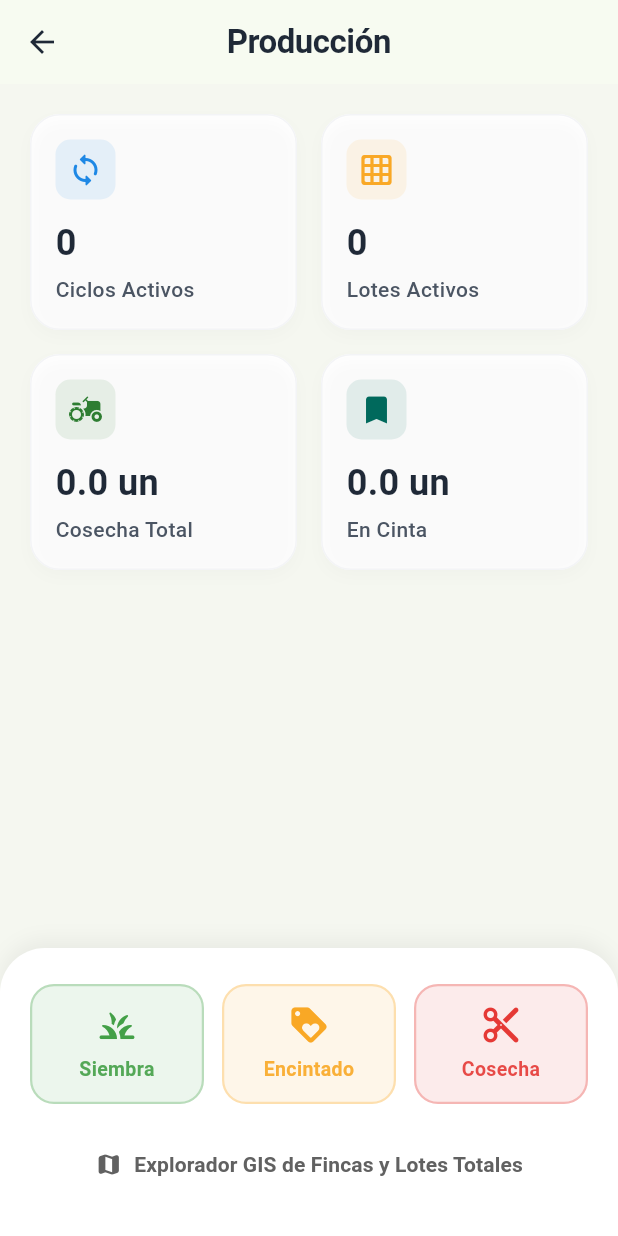
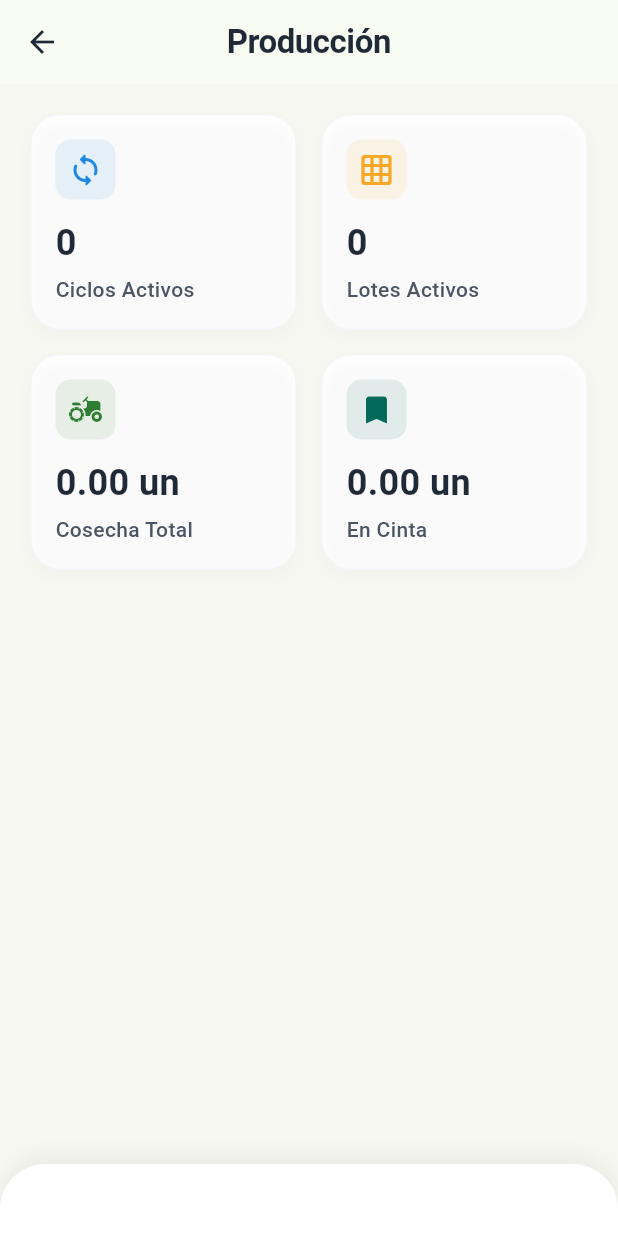
Before and after one commit to BrayanO523/TracePlant, a Flutter app: the ProduccionDashboardScreen screen opened directly with empty values, on a phone screen of 412 x 824 dp. Run offline on Flutter 3.47's test engine with Material 3 defaults, Android fonts, the light colour scheme and no system bars; our stand-ins replace cloud_firestore, dropdown_search, equatable, firebase_auth, firebase_core, fl_chart and 8 more; missing offline and left inert: flex_color_picker; accounts and stored records are empty; generated files the repository leaves out were written again.

Commit message:
refactor(produccion): actualización de widgets y vistas del dashboard de producción

```diff
--- a/lib/features/produccion/presentation/views/lote_history_screen.dart
+++ b/lib/features/produccion/presentation/views/lote_history_screen.dart
@@ -6,6 +6,7 @@ import '../../../../app/theme/app_colors.dart';
 import '../../../../core/errors/result.dart';
 import '../../domain/entities/ciclo_produccion.dart';
 import 'ciclo_history_screen.dart';
+import '../../../../core/utils/formatters.dart';
 
 class LoteHistoryScreen extends ConsumerStatefulWidget {
   final String productoraId;
@@ -339,7 +340,7 @@ class _HistoryCard extends StatelessWidget {
                       ),
                       const SizedBox(width: 8),
                       Text(
-                        '${ciclo.cantidadCosecha?.toStringAsFixed(1)} Uds',
+                        '${AppFormatters.formatNumber(ciclo.cantidadCosecha)} Uds',
                         style: const TextStyle(
                           fontWeight: FontWeight.w600,
                           fontSize: 14,
--- a/lib/features/produccion/presentation/views/mapa_finca_screen.dart
+++ b/lib/features/produccion/presentation/views/mapa_finca_screen.dart
@@ -9,6 +9,7 @@ import '../../../administracion/presentation/providers/administracion_provider.d
 import '../../domain/entities/ciclo_produccion.dart';
 import '../../domain/entities/produccion_enums.dart';
 import '../consultas/viewmodels/consultas_notifier.dart';
+import '../../../../../core/utils/formatters.dart';
 
 /// Mapa Termográfico GIS.
 /// Pinta los lotes con polígonos de colores según su estado de producción.
@@ -385,7 +386,7 @@ class MapaFincaScreen extends ConsumerWidget {
                   _InfoChip(
                     icon: Icons.straighten_rounded,
                     label: 'Área',
-                    value: '${lote.area} m²',
+                    value: '${AppFormatters.formatNumber(lote.area)} m²',
                   ),
                   const SizedBox(width: 12),
                   _InfoChip(
@@ -412,7 +413,7 @@ class MapaFincaScreen extends ConsumerWidget {
                       _InfoChip(
                         icon: Icons.confirmation_number_rounded,
                         label: 'Encintados',
-                        value: '${ciclo.encintados.length}',
+                        value: AppFormatters.formatInt(ciclo.encintados.length),
                       ),
                   ],
                 ),
--- a/lib/features/produccion/presentation/views/produccion_dashboard_screen.dart
+++ b/lib/features/produccion/presentation/views/produccion_dashboard_screen.dart
@@ -8,6 +8,7 @@ import '../consultas/views/cosechas_pendientes_screen.dart';
 import '../consultas/views/proyeccion_cosecha_screen.dart';
 import '../../domain/entities/tipo_accion_produccion.dart';
 import 'tareas/accion_produccion_screen.dart';
+import '../../../../core/utils/formatters.dart';
 
 class ProduccionDashboardScreen extends ConsumerStatefulWidget {
   final String productoraId;
@@ -66,14 +67,15 @@ class _ProduccionDashboardScreenState
 
   @override
   Widget build(BuildContext context) {
-    final canViewConsultas =
-        ref
+    final permissions = ref
         .watch(currentUserStreamProvider)
         .value
-            ?.effectivePermissions
-            .consultas
-            .ver ??
-        false;
+        ?.effectivePermissions;
+    final canViewConsultas = permissions?.consultas.ver ?? false;
+    final canCreateSiembra = permissions?.siembra.crear ?? false;
+    final canCreateEncintado = permissions?.encintado.crear ?? false;
+    final canCreateCosecha = permissions?.cosecha.crear ?? false;
+    final canViewFincas = permissions?.fincas.ver ?? false;
 
     return Scaffold(
       backgroundColor: AppColors.background,
@@ -122,6 +124,7 @@ class _ProduccionDashboardScreenState
                 children: [
                   Row(
                     children: [
+                      if (canCreateSiembra)
                         Expanded(
                           child: _buildTaskBtn(
                             context,
@@ -131,7 +134,10 @@ class _ProduccionDashboardScreenState
                             TipoAccionProduccion.siembra,
                           ),
                         ),
+                      if (canCreateSiembra &&
+                          (canCreateEncintado || canCreateCosecha))
                         const SizedBox(width: 12),
+                      if (canCreateEncintado)
                         Expanded(
                           child: _buildTaskBtn(
                             context,
@@ -141,7 +147,9 @@ class _ProduccionDashboardScreenState
                             TipoAccionProduccion.encintado,
                           ),
                         ),
+                      if (canCreateEncintado && canCreateCosecha)
                         const SizedBox(width: 12),
+                      if (canCreateCosecha)
                         Expanded(
                           child: _buildTaskBtn(
                             context,
@@ -153,8 +161,8 @@ class _ProduccionDashboardScreenState
                         ),
                     ],
                   ),
+                  if (canViewFincas) ...[
                     const SizedBox(height: 16),
-
                     // Botón Administrativo Segundario
                     SizedBox(
                       width: double.infinity,
@@ -181,6 +189,7 @@ class _ProduccionDashboardScreenState
                         ),
                       ),
                     ),
+                  ],
                 ],
               ),
             ),
@@ -273,7 +282,7 @@ class _StatsGrid extends StatelessWidget {
               icon: Icons.loop_rounded,
               color: AppColors.info,
               label: 'Ciclos Activos',
-              value: stats['ciclosActivos'].toString(),
+              value: AppFormatters.formatInt(stats['ciclosActivos']),
               onTap: canViewConsultas
                   ? () => Navigator.push(
                       context,
@@ -290,7 +299,7 @@ class _StatsGrid extends StatelessWidget {
               icon: Icons.grid_on_rounded,
               color: AppColors.secondary,
               label: 'Lotes Activos',
-              value: stats['lotesActivos'].toString(),
+              value: AppFormatters.formatInt(stats['lotesActivos']),
               onTap: canViewConsultas
                   ? () => Navigator.push(
                       context,
@@ -307,7 +316,8 @@ class _StatsGrid extends StatelessWidget {
               icon: Icons.agriculture_rounded,
               color: AppColors.primary,
               label: 'Cosecha Total',
-              value: '${stats['volumenCosecha'].toStringAsFixed(1)} un',
+              value:
+                  '${AppFormatters.formatNumber(stats['volumenCosecha'])} un',
               onTap: canViewConsultas
                   ? () => Navigator.push(
                       context,
@@ -324,7 +334,8 @@ class _StatsGrid extends StatelessWidget {
               icon: Icons.bookmark_rounded,
               color: AppColors.accent,
               label: 'En Cinta',
-              value: '${stats['volumenEncintado'].toStringAsFixed(1)} un',
+              value:
+                  '${AppFormatters.formatNumber(stats['volumenEncintado'])} un',
               onTap: canViewConsultas
                   ? () => Navigator.push(
                       context,
--- a/lib/features/produccion/presentation/views/produccion_fincas_screen.dart
+++ b/lib/features/produccion/presentation/views/produccion_fincas_screen.dart
@@ -3,6 +3,7 @@ import 'package:flutter_riverpod/flutter_riverpod.dart';
 import '../../../../app/theme/app_colors.dart';
 import '../viewmodels/production_fincas_notifier.dart';
 import 'produccion_lotes_screen.dart';
+import '../../../../core/utils/formatters.dart';
 
 class ProduccionFincasScreen extends ConsumerWidget {
   final String productoraId;
@@ -128,7 +129,7 @@ class ProduccionFincasScreen extends ConsumerWidget {
                                 ),
                                 const SizedBox(height: 4),
                                 Text(
-                                  '${finca.ubicacion} • ${finca.areaTotal.toStringAsFixed(2)} mz',
+                                  '${finca.ubicacion} • ${AppFormatters.formatNumber(finca.areaTotal)} mz',
                                   style: const TextStyle(
                                     fontSize: 13,
                                     color: AppColors.textSecondary,
--- a/lib/features/produccion/presentation/views/selectors/selector_lote_siembra_screen.dart
+++ b/lib/features/produccion/presentation/views/selectors/selector_lote_siembra_screen.dart
@@ -9,6 +9,7 @@ import '../../../domain/entities/lote.dart';
 import '../../../domain/entities/produccion_enums.dart';
 import '../ciclo_form_screen.dart';
 import 'selector_filter_modal.dart';
+import '../../../../../../core/utils/formatters.dart';
 
 // --- PROVEEDORES DE ESTADO LOCAL (BÚSQUEDA Y FILTROS) ---
 final slsSearchQueryProvider = StateProvider.autoDispose<String>((ref) => '');
@@ -264,7 +265,7 @@ class _SelectorLoteSiembraScreenState
                 child: Row(
                   children: [
                     Text(
-                      '${loteIds.length} lotes disponibles',
+                      '${AppFormatters.formatInt(loteIds.length)} lotes disponibles',
                       style: TextStyle(
                         color: Colors.grey.shade600,
                         fontWeight: FontWeight.bold,
@@ -379,7 +380,7 @@ class _LoteCard extends ConsumerWidget {
           style: const TextStyle(fontWeight: FontWeight.bold),
         ),
         subtitle: Text(
-          '$fincaNombre • ${loteModel.area} mz • ${loteModel.variedad}',
+          '$fincaNombre • ${AppFormatters.formatNumber(loteModel.area)} mz • ${loteModel.variedad}',
         ),
         trailing: const Icon(Icons.chevron_right_rounded),
       ),
--- a/lib/features/produccion/presentation/views/tareas/accion_produccion_screen.dart
+++ b/lib/features/produccion/presentation/views/tareas/accion_produccion_screen.dart
@@ -5,6 +5,7 @@ import '../../../domain/entities/tipo_accion_produccion.dart';
 import '../../viewmodels/accion_lotes_provider.dart';
 import '../../../domain/entities/produccion_enums.dart';
 import '../ciclo_form_screen.dart'; // importando ciclo_form_screen
+import '../../../../../core/utils/formatters.dart';
 
 class AccionProduccionScreen extends ConsumerStatefulWidget {
   final String productoraId;
@@ -157,7 +158,7 @@ class _AccionProduccionScreenState
                           borderRadius: BorderRadius.circular(10),
                         ),
                         child: Text(
-                          fa.count.toString(),
+                          AppFormatters.formatInt(fa.count),
                           style: TextStyle(
                             fontSize: 12,
                             fontWeight: FontWeight.bold,
--- a/lib/features/produccion/presentation/widgets/cohorte_card.dart
+++ b/lib/features/produccion/presentation/widgets/cohorte_card.dart
@@ -1,6 +1,7 @@
 import 'package:flutter/material.dart';
 import 'package:intl/intl.dart';
 import '../../domain/logic/encintado_cohortes_logic.dart'; // Importar los modelos
+import '../../../../core/utils/formatters.dart';
 
 class CohorteCard extends StatelessWidget {
   final CohorteResumen cohorte;
@@ -168,10 +169,9 @@ class CohorteCard extends StatelessWidget {
                               size: 16,
                               color: Colors.green,
                             ),
-                            const SizedBox(width: 6),
                             Flexible(
                               child: Text(
-                                '${cohorte.cantidadTotal} Racimos',
+                                '${AppFormatters.formatInt(cohorte.cantidadTotal)} Racimos',
                                 style: const TextStyle(
                                   fontSize: 13,
                                   fontWeight: FontWeight.bold,
--- a/lib/features/produccion/presentation/widgets/lote_card.dart
+++ b/lib/features/produccion/presentation/widgets/lote_card.dart
@@ -2,6 +2,7 @@ import 'package:flutter/material.dart';
 import '../../../../app/theme/app_colors.dart';
 import '../../domain/entities/lote.dart';
 import '../../domain/entities/produccion_enums.dart';
+import '../../../../core/utils/formatters.dart';
 
 /// Card de lote rediseñada para LISTA (Compacta/Horizontal).
 /// Maximiza el espacio y muestra la información clave en una fila.
@@ -64,7 +65,7 @@ class LoteCard extends StatelessWidget {
                     ),
                     const SizedBox(height: 2),
                     Text(
-                      '${lote.area.toStringAsFixed(1)} mz • ${lote.variedad}',
+                      '${AppFormatters.formatNumber(lote.area)} mz • ${lote.variedad}',
                       style: const TextStyle(
                         fontSize: 13,
                         color: AppColors.textSecondary,
```
Also changed, not shown: lib/features/produccion/presentation/views/ciclo_form_screen.dart (+5 -4 lines), lib/features/produccion/presentation/widgets/ciclo_timeline.dart (+6 -4 lines). Lines whose indentation alone changed are shown as unchanged.
